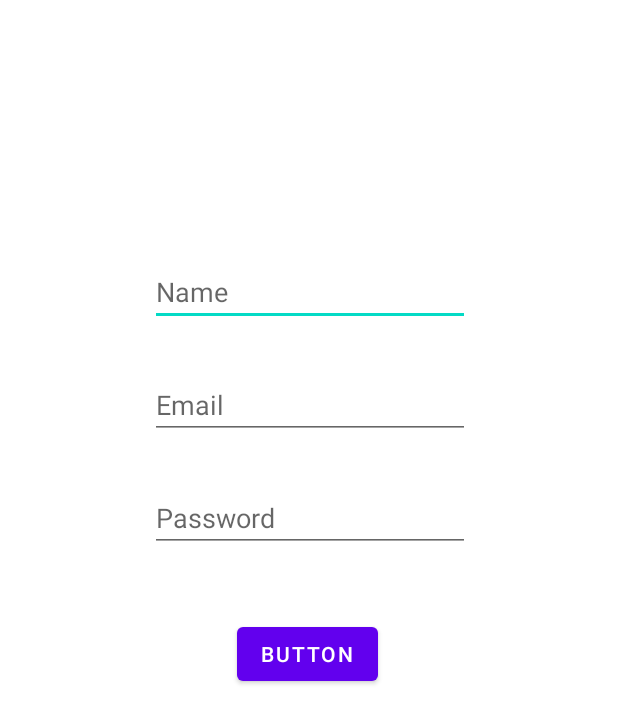
After one commit to MichalLeibovich/NewCanvasWithFeatures, an Android app: the layout activity_sign_up.xml on its own in the app's theme, with its tools: preview values and no code run, on a phone screen of 412 x 824 dp. The commit adds this screen. Shown: the top 723 px of the screen. Run offline under Robolectric (Android 15) with nearby library versions, the phone set to English and light mode, and no system bars.

Commit message:
added more 2

```diff
--- a/app/src/main/AndroidManifest.xml
+++ b/app/src/main/AndroidManifest.xml
@@ -13,14 +13,20 @@
         android:theme="@style/Theme.NewCanvas"
         tools:targetApi="31">
         <activity
+            android:name=".SignInActivity"
+            android:exported="true">
+            <meta-data
+                android:name="android.app.lib_name"
+                android:value="" />
+            <intent-filter>
+            <action android:name="android.intent.action.MAIN" />
+
+            <category android:name="android.intent.category.LAUNCHER" />
+        </intent-filter>
+        </activity>
+        <activity
             android:name=".MainActivity"
-            android:exported="true">
-            <intent-filter>
-                <action android:name="android.intent.action.MAIN" />
-
-                <category android:name="android.intent.category.LAUNCHER" />
-            </intent-filter>
-
+            android:exported="false">
             <meta-data
                 android:name="android.app.lib_name"
                 android:value="" />
--- a/app/src/main/java/com/example/newcanvas/MainActivity.java
+++ b/app/src/main/java/com/example/newcanvas/MainActivity.java
@@ -28,6 +28,8 @@ public class MainActivity extends AppCompatActivity {
         super.onCreate(savedInstanceState);
         setContentView(R.layout.activity_main);
     }
+
+
 
 
     public void pencil(View view)
--- /dev/null
+++ b/app/src/main/java/com/example/newcanvas/SignUpActivity.java
@@ -0,0 +1,21 @@
+package com.example.newcanvas;
+
+import androidx.appcompat.app.AppCompatActivity;
+
+import android.content.Intent;
+import android.os.Bundle;
+
+public class SignUpActivity extends AppCompatActivity {
+
+    @Override
+    protected void onCreate(Bundle savedInstanceState) {
+        super.onCreate(savedInstanceState);
+        setContentView(R.layout.activity_sign_up);
+    }
+
+    private void MoveToNextActivity()
+    {
+        Intent intent = new Intent(SignUpActivity.this, MainActivity.class);
+    }
+
+}
--- /dev/null
+++ b/app/src/main/res/layout/activity_sign_up.xml
@@ -0,0 +1,55 @@
+<?xml version="1.0" encoding="utf-8"?>
+<androidx.constraintlayout.widget.ConstraintLayout xmlns:android="http://schemas.android.com/apk/res/android"
+    xmlns:app="http://schemas.android.com/apk/res-auto"
+    xmlns:tools="http://schemas.android.com/tools"
+    android:layout_width="match_parent"
+    android:layout_height="match_parent"
+    tools:context=".SignUpActivity">
+
+    <EditText
+        android:id="@+id/etUsername"
+        android:layout_width="wrap_content"
+        android:layout_height="wrap_content"
+        android:layout_marginStart="100dp"
+        android:layout_marginTop="172dp"
+        android:ems="10"
+        android:hint="Name"
+        android:inputType="textPersonName"
+        app:layout_constraintStart_toStartOf="parent"
+        app:layout_constraintTop_toTopOf="parent" />
+
+    <Button
+        android:id="@+id/button7"
+        android:layout_width="wrap_content"
+        android:layout_height="wrap_content"
+        android:layout_marginStart="158dp"
+        android:layout_marginTop="44dp"
+        android:text="Button"
+        app:layout_constraintStart_toStartOf="parent"
+        app:layout_constraintTop_toBottomOf="@+id/etPassword" />
+
+    <EditText
+        android:id="@+id/etPassword"
+        android:layout_width="wrap_content"
+        android:layout_height="wrap_content"
+        android:layout_marginStart="100dp"
+        android:layout_marginTop="30dp"
+        android:ems="10"
+        android:hint="Password"
+        android:inputType="textPassword"
+        app:layout_constraintStart_toStartOf="parent"
+        app:layout_constraintTop_toBottomOf="@+id/editTextTextEmailAddress" />
+
+    <EditText
+        android:id="@+id/editTextTextEmailAddress"
+        android:layout_width="wrap_content"
+        android:layout_height="wrap_content"
+        android:layout_marginStart="100dp"
+        android:layout_marginTop="30dp"
+        android:ems="10"
+        android:hint="Email"
+        android:inputType="textEmailAddress"
+        app:layout_constraintStart_toStartOf="parent"
+        app:layout_constraintTop_toBottomOf="@+id/etUsername" />
+
+</androidx.constraintlayout.widget.ConstraintLayout>
```
